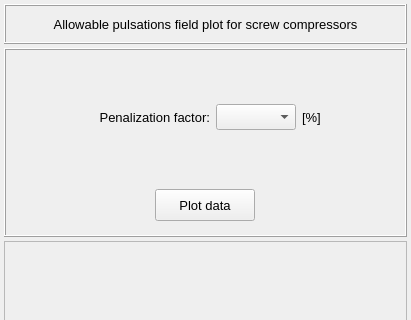
The window that vibra/interface/data/ui_files/plots/acoustic/allowable_pulsations_3d_plot_for_screw_compressor_inputs.ui (MOPT-UFSC/VIBRA) describes before a commit, drawn with Qt 5; both pictures show x 0 to 411 and y 0 to 320 of the 411 by 473 pixel window.
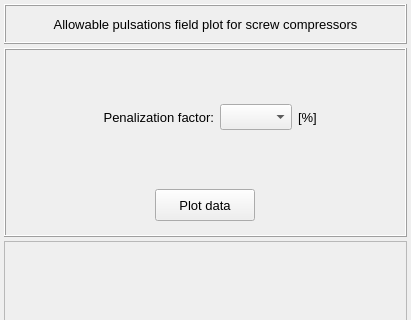
The same window after the commit.

```diff
--- a/vibra/interface/data/ui_files/plots/acoustic/allowable_pulsations_3d_plot_for_screw_compressor_inputs.ui
+++ b/vibra/interface/data/ui_files/plots/acoustic/allowable_pulsations_3d_plot_for_screw_compressor_inputs.ui
@@ -187,7 +187,7 @@
           <widget class="QComboBox" name="comboBox_penalization_factor">
            <property name="minimumSize">
             <size>
-             <width>80</width>
+             <width>0</width>
              <height>26</height>
             </size>
            </property>
```
